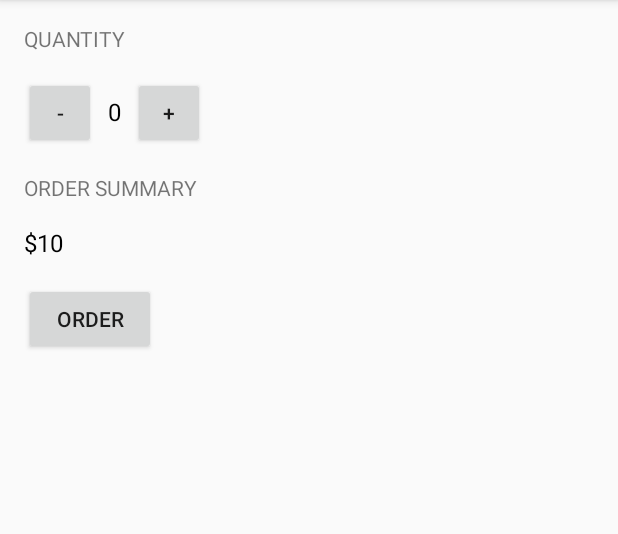
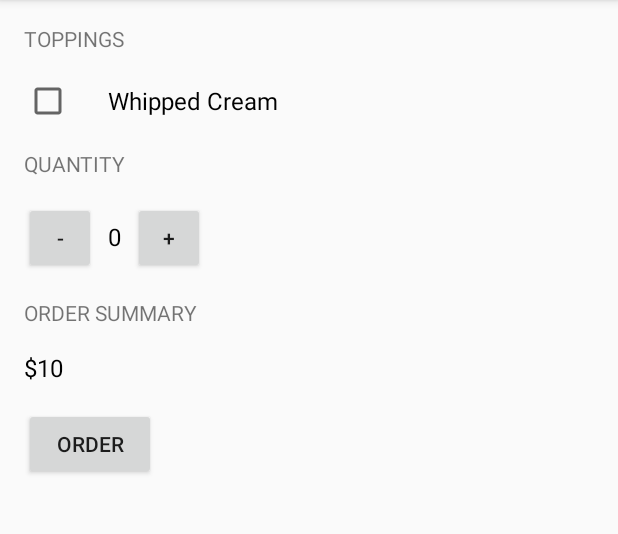
Before and after one commit to lkeude96/Learn, an Android app: the screen it shows after launch (MainActivity), on a phone screen of 412 x 824 dp, the part 84-618 px from its top. Run offline under Robolectric (Android 15) with nearby library versions, the phone set to English and light mode, and no system bars.

Commit message:
Adding a CheckBox

```diff
--- a/Udacity/Android Development for Beginners/JustJava/app/src/main/res/layout/activity_main.xml
+++ b/Udacity/Android Development for Beginners/JustJava/app/src/main/res/layout/activity_main.xml
@@ -12,6 +12,21 @@
     <TextView
         android:layout_width="wrap_content"
         android:layout_height="wrap_content"
+        android:layout_marginBottom="16dp"
+        android:text="Toppings"
+        android:textAllCaps="true"/>
+
+    <CheckBox
+        android:layout_width="wrap_content"
+        android:layout_height="wrap_content"
+        android:paddingLeft="24dp"
+        android:text="Whipped Cream"
+        android:textSize="16sp" />
+
+    <TextView
+        android:layout_width="wrap_content"
+        android:layout_height="wrap_content"
+        android:layout_marginTop="16dp"
         android:layout_marginBottom="16dp"
         android:text="Quantity"
         android:textAllCaps="true"/>
```
